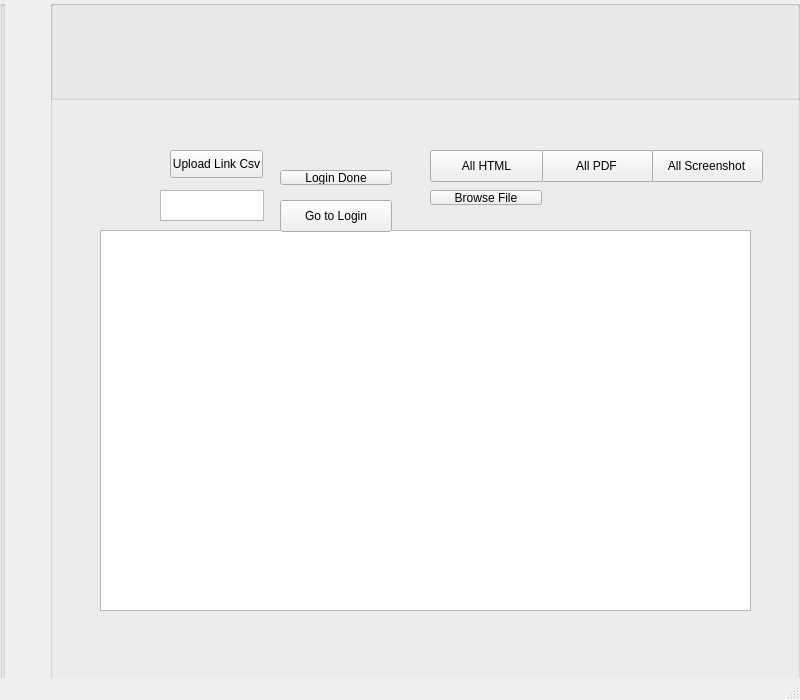
Before: the Qt Designer form mainwindow.ui in louixchan/WebNinja, drawn with Qt 5.
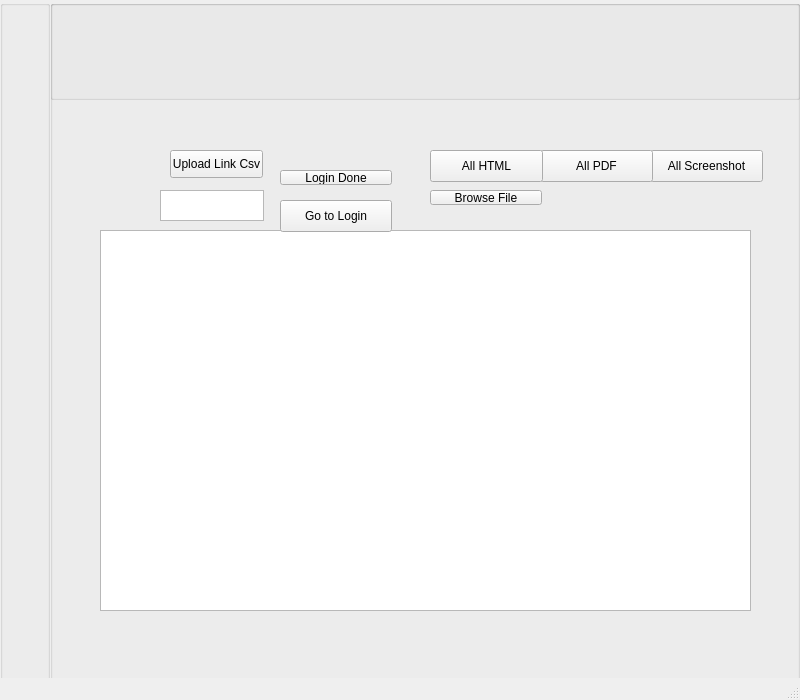
After: the same form once the commit is applied.

```diff
--- a/mainwindow.ui
+++ b/mainwindow.ui
@@ -10,6 +10,18 @@
     <height>700</height>
    </rect>
   </property>
+  <property name="minimumSize">
+   <size>
+    <width>800</width>
+    <height>700</height>
+   </size>
+  </property>
+  <property name="maximumSize">
+   <size>
+    <width>800</width>
+    <height>700</height>
+   </size>
+  </property>
   <property name="windowTitle">
    <string>MainWindow</string>
   </property>
@@ -19,10 +31,16 @@
      <rect>
       <x>0</x>
       <y>0</y>
-      <width>5</width>
+      <width>50</width>
       <height>700</height>
      </rect>
     </property>
+    <property name="sizePolicy">
+     <sizepolicy hsizetype="Preferred" vsizetype="Maximum">
+      <horstretch>0</horstretch>
+      <verstretch>0</verstretch>
+     </sizepolicy>
+    </property>
     <property name="title">
      <string/>
     </property>
```
Left out of the diff: 5 changed lines with no effect on the pictures.
